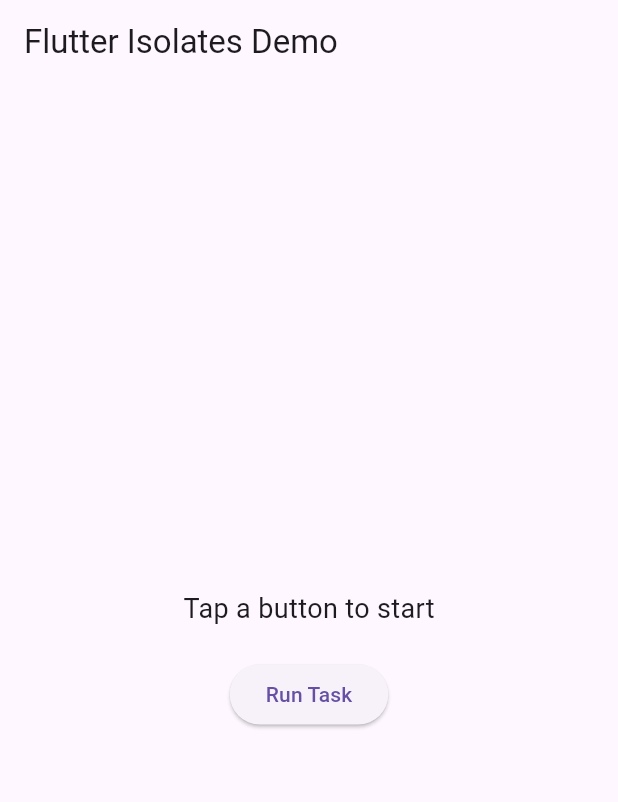
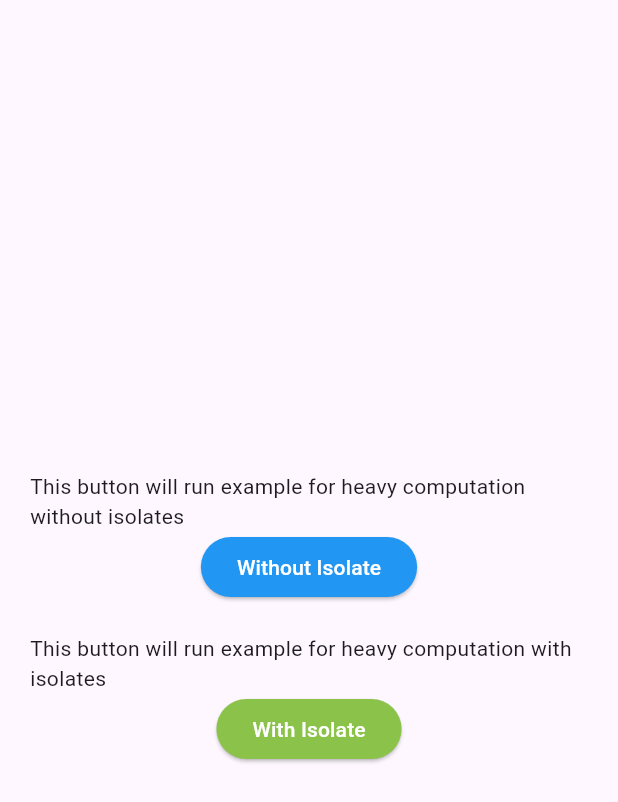
Before and after one commit to TalelBriki/Flutter-isolate-example, a Flutter app: the screen it shows after launch, on a phone screen of 412 x 824 dp. Shown: the top 802 px of the screen. Run offline on Flutter 3.47's test engine with Material 3 defaults, Android fonts, the phone set to English and light mode, and no system bars.

Commit message:
isolate example

```diff
--- /dev/null
+++ b/flutter_isolates_demo/lib/home.dart
@@ -0,0 +1,52 @@
+import 'package:flutter/material.dart';
+import 'package:flutter_isolates_demo/with_isolate.dart';
+import 'package:flutter_isolates_demo/without_isolate.dart';
+
+class HomeScreen extends StatelessWidget {
+  const HomeScreen({super.key});
+
+  @override
+  Widget build(BuildContext context) {
+    return Scaffold(
+      body: Center(
+        child: Padding(
+          padding: const EdgeInsets.all(20),
+          child: Column(
+            mainAxisAlignment: MainAxisAlignment.center,
+            children: [
+              Text("This button will run example for heavy computation without isolates"),
+              ElevatedButton(
+                style: ButtonStyle(
+                    foregroundColor: WidgetStateProperty.all<Color>(Colors.white),
+                    backgroundColor: WidgetStateProperty.all<Color>(Colors.blue)
+                ),
+                onPressed: () => {
+                  Navigator.push(
+                    context,
+                    MaterialPageRoute(builder: (context) => const WithoutIsolate()),
+                  )
+                },
+                child: const Text("Without Isolate"),
+              ),
+              SizedBox(height: 20,),
+              Text("This button will run example for heavy computation with isolates"),
+              ElevatedButton(
+                style: ButtonStyle(
+                    foregroundColor: WidgetStateProperty.all<Color>(Colors.white),
+                    backgroundColor: WidgetStateProperty.all<Color>(Colors.lightGreen)
+                ),
+                onPressed: () => {
+                  Navigator.push(
+                    context,
+                    MaterialPageRoute(builder: (context) => const WithIsolate()),
+                  )
+                },
+                child: const Text("With Isolate"),
+              ),
+            ],
+          ),
+        ),
+      ),
+    );
+  }
+}
--- a/flutter_isolates_demo/lib/main.dart
+++ b/flutter_isolates_demo/lib/main.dart
@@ -1,5 +1,6 @@
-import 'dart:async';
 import 'package:flutter/material.dart';
+
+import 'home.dart';
 
 void main() {
   runApp(const MyApp());
@@ -18,47 +19,3 @@
     );
   }
 }
-
-class HomeScreen extends StatefulWidget {
-  const HomeScreen({super.key});
-
-  @override
-  State<HomeScreen> createState() => _HomeScreenState();
-}
-
-class _HomeScreenState extends State<HomeScreen> {
-  String _result = "Tap a button to start";
-
-  Future<void> _runHeavyTask() async {
-    setState(() {
-      _result = "Processing...";
-    });
-
-    // Here we will later implement both the normal function and an isolate
-    await Future.delayed(const Duration(seconds: 2));
-
-    setState(() {
-      _result = "Task completed!";
-    });
-  }
-
-  @override
-  Widget build(BuildContext context) {
-    return Scaffold(
-      appBar: AppBar(title: const Text('Flutter Isolates Demo')),
-      body: Center(
-        child: Column(
-          mainAxisAlignment: MainAxisAlignment.center,
-          children: [
-            Text(_result, style: const TextStyle(fontSize: 18)),
-            const SizedBox(height: 20),
-            ElevatedButton(
-              onPressed: _runHeavyTask,
-              child: const Text("Run Task"),
-            ),
-          ],
-        ),
-      ),
-    );
-  }
-}
```
Also changed, not shown: flutter_isolates_demo/lib/with_isolate.dart (added, +74 -0 lines), flutter_isolates_demo/lib/without_isolate.dart (added, +61 -0 lines).
